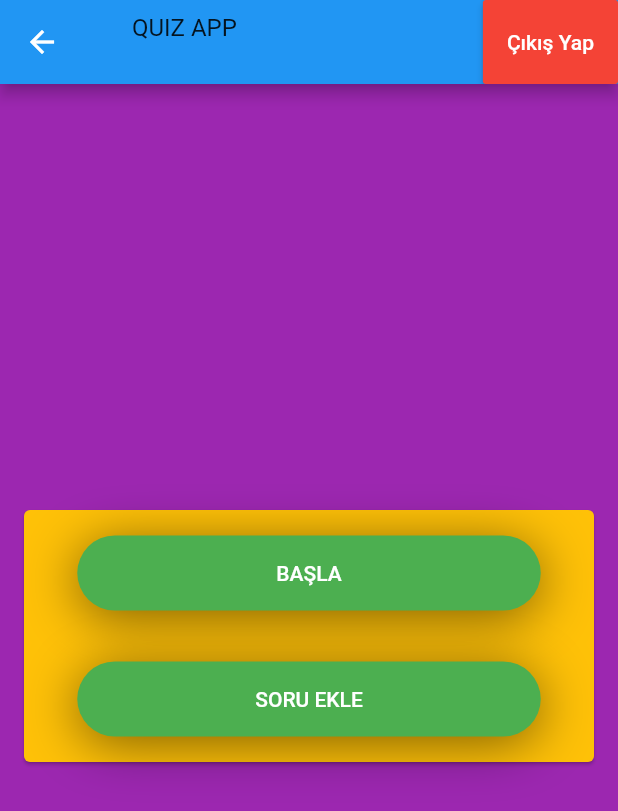
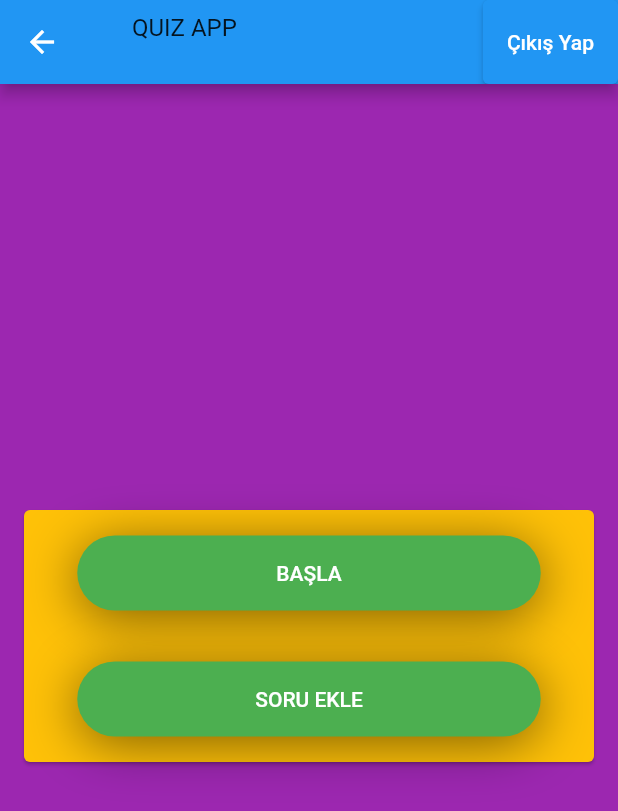
Before and after one commit to fatih-sukran/quiz_app, a Flutter app: the MainScreen screen opened by its route, on a phone screen of 412 x 824 dp. Shown: the top 811 px of the screen. Run offline on Flutter 3.47's test engine with Material 2 defaults, Android fonts, the phone set to English and light mode, and no system bars; our stand-ins replace charts_flutter, firebase_auth, firebase_core, flare_flutter, flutter_svg, google_fonts and 3 more; accounts and stored records are empty; project files that could hold a hidden picture were left out.

Commit message:
çalişir halde

```diff
--- a/lib/modal/question_list.dart
+++ b/lib/modal/question_list.dart
@@ -5,7 +5,7 @@ class QuestionList {
 
   QuestionList({this.questions});
   factory QuestionList.fromJson(List<Map> parsedJson) {
-    List<Question> questions = List<Question>();
+    List<Question> questions = <Question>[];
     questions = parsedJson.map((i) => Question(i)).toList();
 
     return QuestionList(questions: questions);
--- a/lib/routes.dart
+++ b/lib/routes.dart
@@ -3,6 +3,7 @@ import 'package:quiz_app/components/example.dart';
 import 'package:quiz_app/screens/add_question_screen/add_question_screen.dart';
 import 'package:quiz_app/screens/login_screen/login_screen.dart';
 import 'package:quiz_app/screens/main_screen.dart';
+import 'package:quiz_app/screens/quiz_screen.dart';
 import 'package:quiz_app/screens/quiz_screen/quiz_screen.dart';
 import 'package:quiz_app/screens/welcome_screen/welcome_screen.dart';
 
@@ -14,6 +15,7 @@ final Map<String, WidgetBuilder> routes = {
   LoginScreen.route: (context) => LoginScreen(),
   SignUpScreen.route: (context) => SignUpScreen(),
   QuizScreen0.route: (context) => QuizScreen0(context, 0, 0),
+  QuizScreen.route: (context) => QuizScreen(context),
   AddQuestionScreen.route: (context) => AddQuestionScreen(),
   Example.route: (context) => Example(),
 
--- a/lib/screens/login_screen/login_screen.dart
+++ b/lib/screens/login_screen/login_screen.dart
@@ -234,7 +234,7 @@ Widget _home({
                     },
                   ),
                   Spacer(),
-                  FlatButton(
+                  TextButton(
                     onPressed: () {
                       Navigator.pushNamed(context, SignUpScreen.route);
                     },
--- a/lib/screens/main_screen.dart
+++ b/lib/screens/main_screen.dart
@@ -1,6 +1,7 @@
 import 'package:flutter/material.dart';
 import 'package:quiz_app/auth/firabase_login.dart';
 import 'package:quiz_app/components/button.dart';
+import 'package:quiz_app/screens/quiz_screen.dart';
 import 'package:quiz_app/screens/welcome_screen/welcome_screen.dart';
 
 import '../constansts.dart';
@@ -29,11 +30,10 @@ class _MainScreenState extends State<MainScreen> {
           ),
         ),
         actions: [
-          RaisedButton(
+          ElevatedButton(
             onPressed: () {
               FirebaseHandler.auth.signOut();
             },
-            color: Colors.red,
             child: Text(
               "Çıkış Yap",
               style: TextStyle(color: Colors.white),
@@ -62,7 +62,7 @@ class _MainScreenState extends State<MainScreen> {
                     ),
                     color: Colors.green,
                     onTap: () =>
-                        Navigator.pushReplacementNamed(context, "/quizScreen"),
+                        Navigator.pushNamed(context, QuizScreen.route),
                   ),
                   Button(
                     text: Text(
--- a/lib/screens/welcome_screen/welcome_screen.dart
+++ b/lib/screens/welcome_screen/welcome_screen.dart
@@ -52,6 +52,7 @@ class _WelcomeScreenState extends State<WelcomeScreen> {
               child: Column(
                 children: [
                   RoundedLoadingButton(
+                    controller: RoundedLoadingButtonController(),
                     animateOnTap: false,
                     color: MyTheme.secondaryColor,
                     child: Text(
@@ -67,6 +68,7 @@ class _WelcomeScreenState extends State<WelcomeScreen> {
                   ),
                   SizedBox(height: 16.0),
                   RoundedLoadingButton(
+                    controller: RoundedLoadingButtonController(),
                     color: Colors.black,
                     child: Container(
                       child: Row(
```
Also changed, not shown: pubspec.yaml (+11 -11 lines), pubspec.lock.
